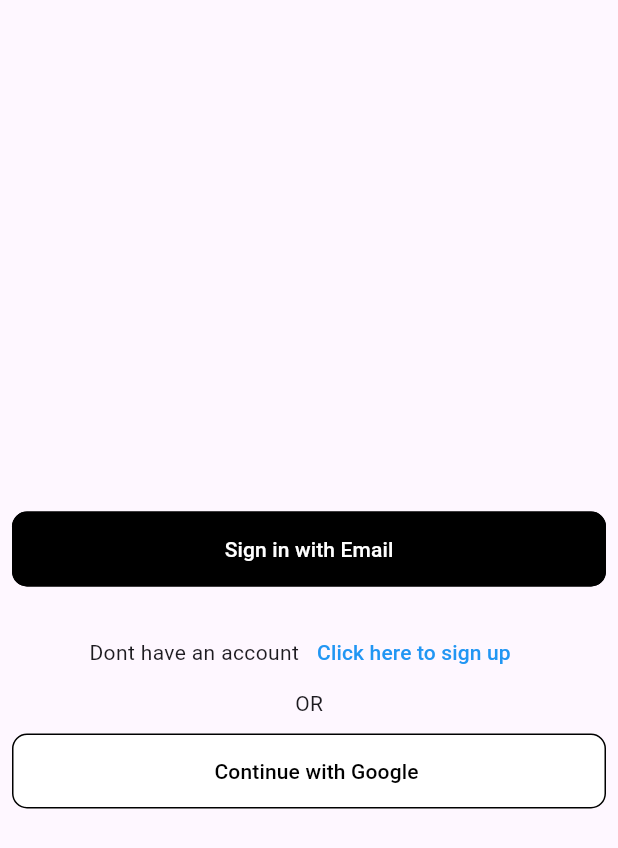
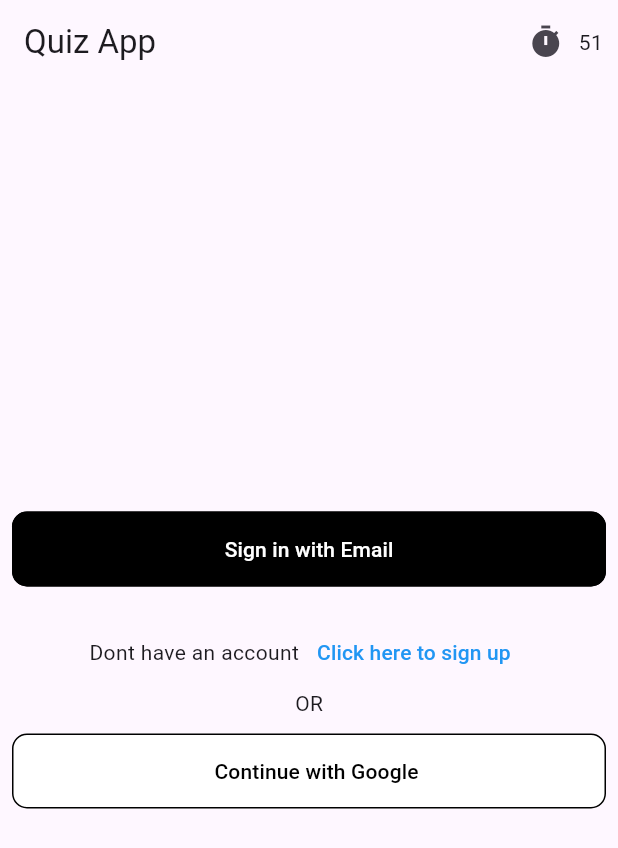
Before and after one commit to Sumant17/quiz_app, a Flutter app: the screen it shows after launch, after a tap on "Continue with Google", on a phone screen of 412 x 824 dp. Shown: the top 848 px of the screen. Run offline on Flutter 3.47's test engine with Material 3 defaults, Android fonts, the phone set to English and light mode, and no system bars; our stand-ins replace cloud_firestore, firebase_core, firebase_messaging, flutter_bloc; missing offline and left inert: razorpay_flutter; accounts and stored records are empty.

Commit message:
Implement timer and razorpay

```diff
--- a/lib/components/auth/auth.dart
+++ b/lib/components/auth/auth.dart
@@ -1,3 +1,5 @@
+import 'dart:async';
+
 import 'package:firebase_messaging/firebase_messaging.dart';
 import 'package:flutter/material.dart';
 import 'package:quiz_app/components/auth/auth_bloc.dart';
@@ -5,10 +7,37 @@ import 'package:flutter_bloc/flutter_bloc.dart';
 import 'package:quiz_app/components/email_auth/email.dart';
 import 'package:quiz_app/components/email_auth/email_signup.dart';
 import 'package:quiz_app/components/quiz_page/landing_page.dart';
+import 'package:razorpay_flutter/razorpay_flutter.dart';
 
-class Auth extends StatelessWidget {
+class Auth extends StatefulWidget {
+  Auth({super.key});
+
+  @override
+  State<Auth> createState() => _AuthState();
+}
+
+class _AuthState extends State<Auth> {
   late AuthBloc authBloc;
-  Auth({super.key});
+  late int _secondsRemaining = 60;
+  late Timer _timer;
+
+  @override
+  void initState() {
+    // TODO: implement initState
+
+    // start timer
+    _timer = Timer.periodic(Duration(seconds: 1), (timer) {
+      if (_secondsRemaining == 0) {
+        _timer.cancel();
+      } else {
+        setState(() {
+          _secondsRemaining--;
+        });
+      }
+    });
+
+    super.initState();
+  }
 
   @override
   Widget build(BuildContext context) {
@@ -32,7 +61,23 @@ class Auth extends StatelessWidget {
           if (state is LoadAuth) {
             final isSignIn = state.isSigin;
             return Scaffold(
-              appBar: AppBar(),
+              appBar: AppBar(
+                title: const Text('Quiz App'),
+                actions: [
+                  Row(
+                    children: [
+                      Icon(Icons.timer),
+                      const SizedBox(
+                        width: 10,
+                      ),
+                      Text('$_secondsRemaining'),
+                      const SizedBox(
+                        width: 10,
+                      )
+                    ],
+                  )
+                ],
+              ),
               body: Padding(
                 padding: const EdgeInsets.all(8.0),
                 child: Center(
@@ -98,6 +143,29 @@ class Auth extends StatelessWidget {
                         child: OutlinedButton(
                           onPressed: () {
                             // authBloc.add(OnAuthClicked);
+                            // razorpay
+                            Razorpay razorpay = Razorpay();
+                            var options = {
+                              'key': 'rzp_test_dcpEg18EO9ge1q',
+                              'amount': 20000,
+                              'name': 'ABC Corp.',
+                              'description': 'Fine T-Shirt',
+                              'retry': {'enabled': true, 'max_count': 1},
+                              'send_sms_hash': true,
+                              'external': {
+                                'wallets': ['paytm']
+                              }
+                            };
+                            // _timer.cancel();
+
+                            razorpay.on(Razorpay.EVENT_PAYMENT_ERROR,
+                                handlePaymentErrorResponse);
+                            razorpay.on(Razorpay.EVENT_PAYMENT_SUCCESS,
+                                handlePaymentSuccessResponse);
+                            razorpay.on(Razorpay.EVENT_EXTERNAL_WALLET,
+                                handleExternalWalletSelected);
+
+                            razorpay.open(options);
                           },
                           style: OutlinedButton.styleFrom(
                             backgroundColor: Colors.white,
@@ -168,4 +236,42 @@ class Auth extends StatelessWidget {
     Navigator.of(context)
         .push(MaterialPageRoute(builder: (context) => const LandingPage()));
   }
+
+  handlePaymentErrorResponse() {
+    print("Payment error");
+  }
+
+  void handlePaymentSuccessResponse(PaymentSuccessResponse response) {
+    /*
+    * Payment Success Response contains three values:
+    * 1. Order ID
+    * 2. Payment ID
+    * 3. Signature
+    * */
+    print(response.data.toString());
+    showAlertDialog(
+        context, "Payment Successful", "Payment ID: ${response.paymentId}");
+  }
+
+  handleExternalWalletSelected() {}
+
+  void showAlertDialog(BuildContext context, String title, String message) {
+    // set up the buttons
+    Widget continueButton = ElevatedButton(
+      child: const Text("Continue"),
+      onPressed: () {},
+    );
+    // set up the AlertDialog
+    AlertDialog alert = AlertDialog(
+      title: Text(title),
+      content: Text(message),
+    );
+    // show the dialog
+    showDialog(
+      context: context,
+      builder: (BuildContext context) {
+        return alert;
+      },
+    );
+  }
 }
--- a/pubspec.yaml
+++ b/pubspec.yaml
@@ -35,6 +35,7 @@ dependencies:
   flutter_bloc: ^8.1.5
   firebase_messaging: ^14.9.2
   cloud_firestore: ^4.17.3
+  razorpay_flutter: ^1.3.6
 
 
   # The following adds the Cupertino Icons font to your application.
```
